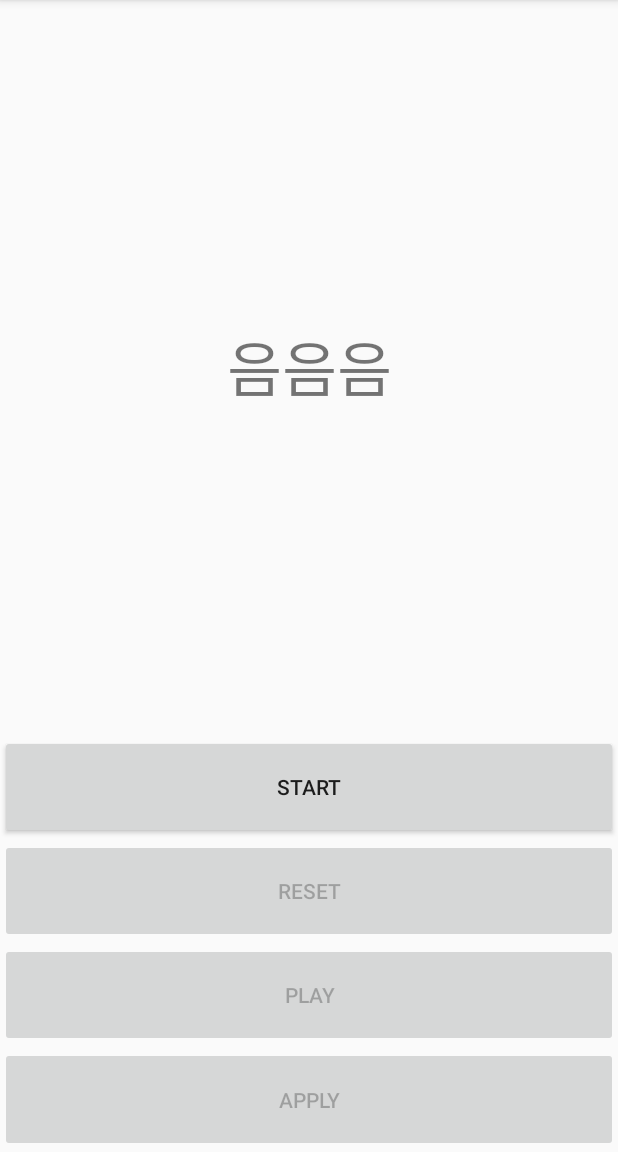
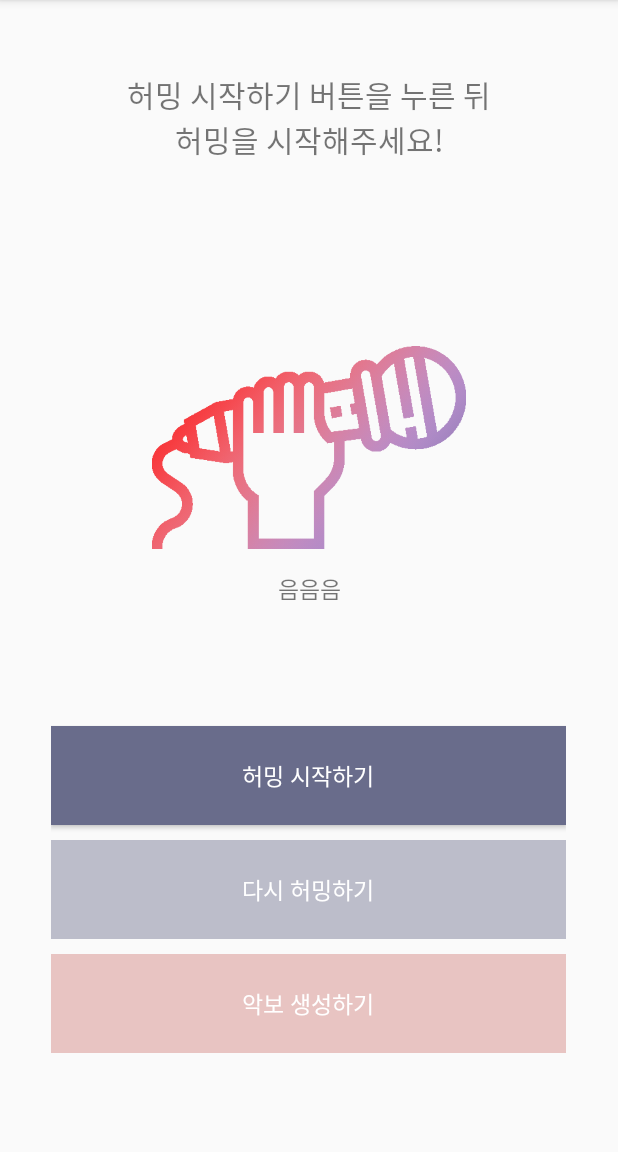
Before and after one commit to ChanggeonLee/drawingsound, an Android app: the HummingFFTActivity screen opened directly, with no data from a screen before it, on a phone screen of 412 x 824 dp, the part 84-1236 px from its top. Run offline under Robolectric (Android 15) with nearby library versions, the phone set to English and light mode, and no system bars; libraries missing offline, so code that uses them is left out: ca.uol.aig; 1 statement that could not run was skipped.

Commit message:
humming ui

```diff
--- a/app/src/main/java/com/a7f/drawingsound/HummingFFTActivity.java
+++ b/app/src/main/java/com/a7f/drawingsound/HummingFFTActivity.java
@@ -6,6 +6,7 @@ import android.os.Bundle;
 import android.util.Log;
 import android.view.View;
 import android.widget.Button;
+import android.widget.ImageView;
 import android.widget.TextView;
 import android.widget.Toast;
 
@@ -18,8 +19,10 @@ public class HummingFFTActivity extends AppCompatActivity {
     // layout element
     Button ButtonStart;
     Button ButtonReset;
-    Button ButtonPlay;
+    //Button ButtonPlay;
     Button ButtonApply;
+    TextView TextViewHumDescription;
+    ImageView ImageViewHumIcon;
 
     RecordAudio recordTask;
 
@@ -40,8 +43,10 @@ public class HummingFFTActivity extends AppCompatActivity {
     private void setHandler(){
         ButtonStart = (Button)findViewById(R.id.ButtonStart);
         ButtonReset = (Button)findViewById(R.id.ButtonReset);
-        ButtonPlay = (Button)findViewById(R.id.ButtonPlay);
+        //ButtonPlay = (Button)findViewById(R.id.ButtonPlay);
         ButtonApply = (Button)findViewById(R.id.ButtonApply);
+        TextViewHumDescription = (TextView)findViewById(R.id.TextViewHumDescription);
+        ImageViewHumIcon = (ImageView)findViewById(R.id.ImageViewHumIcon);
 
         ButtonStart.setOnClickListener(StartClickListener);
         ButtonReset.setOnClickListener(ResetClickListener);
@@ -49,8 +54,12 @@ public class HummingFFTActivity extends AppCompatActivity {
         ButtonApply.setOnClickListener(ApplyClickListener);
 
         ButtonReset.setEnabled(false);
-        ButtonPlay.setEnabled(false);
+       // ButtonPlay.setEnabled(false);
         ButtonApply.setEnabled(false);
+
+        ButtonStart.setBackgroundColor(getApplicationContext().getResources().getColor(R.color.indigoBlueDark));
+        ButtonReset.setBackgroundColor(getApplicationContext().getResources().getColor(R.color.indigoBlueLight));
+        ButtonApply.setBackgroundColor(getApplicationContext().getResources().getColor(R.color.indigoPinkLight));
 
         backFlag = true;
     }
@@ -62,19 +71,28 @@ public class HummingFFTActivity extends AppCompatActivity {
             if(recordTask.getStarted()){
                 Log.d("Buttonstop", "click success");
                 recordTask.setStarted(false);
-                ButtonStart.setText("Start");
+                ButtonStart.setText("허밍 시작하기");
+                TextViewHumDescription.setText("허밍이 성공적으로 종료되었습니다!\n악보를 생성해 볼까요?");
+                ImageViewHumIcon.setImageResource(R.drawable.ic_humming_start);
+
                 recordTask.cancel(true);
 
                 ButtonStart.setEnabled(false);
                 ButtonReset.setEnabled(true);
                 ButtonApply.setEnabled(true);
 
+                ButtonStart.setBackgroundColor(getApplicationContext().getResources().getColor(R.color.indigoBlueLight));
+                ButtonReset.setBackgroundColor(getApplicationContext().getResources().getColor(R.color.indigoBlueDark));
+                ButtonApply.setBackgroundColor(getApplicationContext().getResources().getColor(R.color.indigoPinkDark));
+
                 note = recordTask.getNoteData();
 
                 backFlag = true;
             }else{
                 recordTask.setStarted(true);
-                ButtonStart.setText("Stop");
+                ButtonStart.setText("허밍 종료하기");
+                TextViewHumDescription.setText("입술을 다문채로\n음을 흥얼거려주세요!");
+                ImageViewHumIcon.setImageResource(R.drawable.ic_humming_ing);
                 try{
                     recordTask.execute();
                 }catch(Exception e){
@@ -91,8 +109,16 @@ public class HummingFFTActivity extends AppCompatActivity {
             recordTask = null;
             ButtonStart.setEnabled(true);
             ButtonReset.setEnabled(false);
-            ButtonPlay.setEnabled(false);
+            //ButtonPlay.setEnabled(false);
             ButtonApply.setEnabled(false);
+
+            TextViewHumDescription.setText("허밍 시작하기 버튼을 누른 뒤\n허밍을 시작해주세요!");
+            ImageViewHumIcon.setImageResource(R.drawable.ic_humming_start);
+
+            ButtonStart.setBackgroundColor(getApplicationContext().getResources().getColor(R.color.indigoBlueDark));
+            ButtonReset.setBackgroundColor(getApplicationContext().getResources().getColor(R.color.indigoBlueLight));
+            ButtonApply.setBackgroundColor(getApplicationContext().getResources().getColor(R.color.indigoPinkLight));
+
             recordTask = new RecordAudio((TextView)findViewById(R.id.TextViewFFT));
         }
     };
--- a/app/src/main/res/layout/activity_humming_fft.xml
+++ b/app/src/main/res/layout/activity_humming_fft.xml
@@ -5,39 +5,127 @@
     android:layout_width="match_parent"
     android:layout_height="match_parent"
     tools:context=".HummingFFTActivity"
-    android:orientation="vertical">
+    android:orientation="vertical"
+    android:layout_weight="10">
+
+    <LinearLayout
+        android:layout_width="match_parent"
+        android:layout_height="0dp"
+        android:layout_weight="6"
+        android:orientation="vertical"
+        android:weightSum="8">
+
+        <Space
+            android:layout_width="match_parent"
+            android:layout_height="0dp"
+            android:layout_weight="0.5"/>
+
+        <TextView
+            android:id="@+id/TextViewHumDescription"
+            android:layout_width="match_parent"
+            android:layout_height="0dp"
+            android:layout_weight="2"
+            android:gravity="center"
+            android:text="허밍 시작하기 버튼을 누른 뒤\n허밍을 시작해주세요!"
+            android:textSize="20sp" />
+
+        <Space
+            android:layout_width="match_parent"
+            android:layout_height="0dp"
+            android:layout_weight="0.5" />
+
+        <ImageView
+            android:id="@+id/ImageViewHumIcon"
+            android:layout_width="match_parent"
+            android:layout_height="0dp"
+            android:layout_weight="4"
+            app:srcCompat="@drawable/ic_humming_start" />
 
         <TextView
             android:id="@+id/TextViewFFT"
             android:layout_width="match_parent"
-        android:layout_height="wrap_content"
-        android:textSize="40dp"
+            android:layout_height="0dp"
+            android:layout_weight="1"
             android:gravity="center"
             android:text="음음음"
-        android:layout_weight="10"/>
+            android:textSize="15sp" />
+    </LinearLayout>
+
+    <LinearLayout
+        android:layout_width="match_parent"
+        android:layout_height="0dp"
+        android:layout_weight="5"
+        android:orientation="horizontal"
+        android:weightSum="12">
+
+        <Space
+            android:layout_width="0dp"
+            android:layout_height="match_parent"
+            android:layout_weight="1" />
+
+        <LinearLayout
+            android:layout_width="0dp"
+            android:layout_height="match_parent"
+            android:layout_weight="10"
+            android:orientation="vertical"
+            android:weightSum="5">
+
+            <Space
+                android:layout_width="match_parent"
+                android:layout_height="0dp"
+                android:layout_weight="1" />
 
             <Button
                 android:id="@+id/ButtonStart"
                 android:layout_width="match_parent"
-        android:layout_height="wrap_content"
-        android:layout_weight="0.5"
-        android:text="Start"/>
+                android:layout_height="0dp"
+                android:layout_weight="1"
+                android:background="@color/indigoBlueLight"
+                android:textColor="@color/white"
+                android:text="허밍 시작하기"
+                android:textSize="15sp"/>
+
             <Button
                 android:id="@+id/ButtonReset"
                 android:layout_width="match_parent"
-        android:layout_height="wrap_content"
-        android:layout_weight="0.5"
-        android:text="reset"/>
+                android:layout_height="0dp"
+                android:layout_weight="1"
+                android:layout_marginTop="10dp"
+                android:background="@color/indigoBlueLight"
+                android:textColor="@color/white"
+                android:text="다시 허밍하기"
+                android:textSize="15sp"/>
+
+            <Button
+                android:id="@+id/ButtonApply"
+                android:layout_width="match_parent"
+                android:layout_height="0dp"
+                android:layout_weight="1"
+                android:layout_marginTop="10dp"
+                android:background="@color/indigoPinkLight"
+                android:textColor="@color/white"
+                android:text="악보 생성하기"
+                android:textSize="15sp"/>
+
+            <Space
+                android:layout_width="match_parent"
+                android:layout_height="0dp"
+                android:layout_weight="1" />
+
+        </LinearLayout>
+
+        <Space
+            android:layout_width="0dp"
+            android:layout_height="match_parent"
+            android:layout_weight="1" />
+    </LinearLayout>
+
+    <!--
     <Button
         android:id="@+id/ButtonPlay"
         android:layout_width="match_parent"
         android:layout_height="wrap_content"
         android:layout_weight="0.5"
         android:text="Play"/>
-    <Button
-        android:id="@+id/ButtonApply"
-        android:layout_width="match_parent"
-        android:layout_height="wrap_content"
-        android:layout_weight="0.5"
-        android:text="Apply"/>
+        -->
 </LinearLayout>
--- a/app/src/main/res/layout/activity_loading_sheet.xml
+++ b/app/src/main/res/layout/activity_loading_sheet.xml
@@ -8,6 +8,13 @@
     tools:context=".LoadingSheetActivity"
     android:orientation="vertical"
     android:weightSum="4">
+
+    <ProgressBar
+        android:id="@+id/progressBar"
+        style="?android:attr/progressBarStyle"
+        android:layout_width="match_parent"
+        android:layout_height="wrap_content"
+        android:layout_weight="1" />
 
     <TextView
         android:layout_width="match_parent"
--- a/app/src/main/res/layout/activity_set.xml
+++ b/app/src/main/res/layout/activity_set.xml
@@ -58,7 +58,7 @@
 
             <Space
                 android:layout_width="0dp"
-                android:layout_height="wrap_content"
+                android:layout_height="match_parent"
                 android:layout_weight="1" />
 
             <Button
@@ -92,7 +92,7 @@
 
             <Space
                 android:layout_width="0dp"
-                android:layout_height="wrap_content"
+                android:layout_height="match_parent"
                 android:layout_weight="1" />
 
         </LinearLayout>
--- a/app/src/main/res/values/colors.xml
+++ b/app/src/main/res/values/colors.xml
@@ -4,7 +4,10 @@
     <color name="colorPrimaryDark">#CC696C8B</color>
     <color name="colorAccent">#E55757</color>
     <color name="indigoPink">#F18C87</color>
+    <color name="indigoPinkLight">#E8C4C2</color>
     <color name="indigoPinkDark">#CCEB564F</color>
+    <color name="indigoBlueLight">#BCBDCA</color>
+    <color name="indigoBlueDark">#696C8B</color>
     <color name="white">#FFFFFF</color>
     <color name="secondaryWhite">#CCFFFFFF</color>
 </resources>
```
Lines whose indentation alone changed are shown as unchanged.
